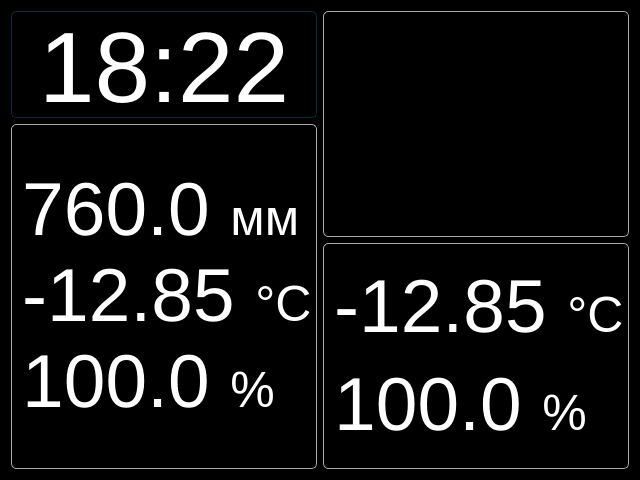
The window that mainwindow.ui (SkyRzn/home_board) describes before a commit, drawn with Qt 5.
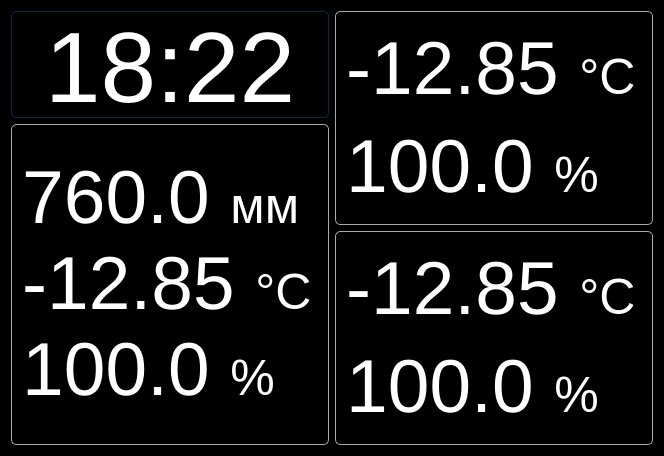
The same window after the commit.

The edit to the form file:
```diff
--- a/mainwindow.ui
+++ b/mainwindow.ui
@@ -6,8 +6,8 @@
    <rect>
     <x>0</x>
     <y>0</y>
-    <width>640</width>
-    <height>480</height>
+    <width>664</width>
+    <height>456</height>
    </rect>
   </property>
   <property name="sizePolicy">
@@ -95,6 +95,9 @@
      </item>
      <item>
       <widget class="QLabel" name="homeLabel">
+       <property name="enabled">
+        <bool>false</bool>
+       </property>
        <property name="sizePolicy">
         <sizepolicy hsizetype="Preferred" vsizetype="Expanding">
          <horstretch>0</horstretch>
@@ -141,6 +144,9 @@
     <layout class="QVBoxLayout" name="verticalLayout">
      <item>
       <widget class="QLabel" name="streetLabel">
+       <property name="enabled">
+        <bool>false</bool>
+       </property>
        <property name="sizePolicy">
         <sizepolicy hsizetype="Preferred" vsizetype="Expanding">
          <horstretch>0</horstretch>
@@ -168,7 +174,7 @@
         <enum>QFrame::NoFrame</enum>
        </property>
        <property name="text">
-        <string>&lt;html&gt;&lt;head/&gt;&lt;body&gt;&lt;p&gt;&lt;br/&gt;&lt;/p&gt;&lt;/body&gt;&lt;/html&gt;</string>
+        <string>&lt;html&gt;&lt;head/&gt;&lt;body&gt;&lt;p&gt;-12.85 &lt;span style=&quot; font-size:50px;&quot;&gt;°C&lt;/span&gt;&lt;/p&gt;&lt;p&gt;100.0 &lt;span style=&quot; font-size:50px;&quot;&gt;%&lt;/span&gt;&lt;/p&gt;&lt;/body&gt;&lt;/html&gt;</string>
        </property>
        <property name="textFormat">
         <enum>Qt::RichText</enum>
@@ -183,6 +189,9 @@
      </item>
      <item>
       <widget class="QLabel" name="balconyLabel">
+       <property name="enabled">
+        <bool>false</bool>
+       </property>
        <property name="sizePolicy">
         <sizepolicy hsizetype="Preferred" vsizetype="Expanding">
          <horstretch>0</horstretch>
@@ -215,6 +224,9 @@
        <property name="textFormat">
         <enum>Qt::RichText</enum>
        </property>
+       <property name="alignment">
+        <set>Qt::AlignLeading|Qt::AlignLeft|Qt::AlignVCenter</set>
+       </property>
        <property name="margin">
         <number>0</number>
        </property>
```
